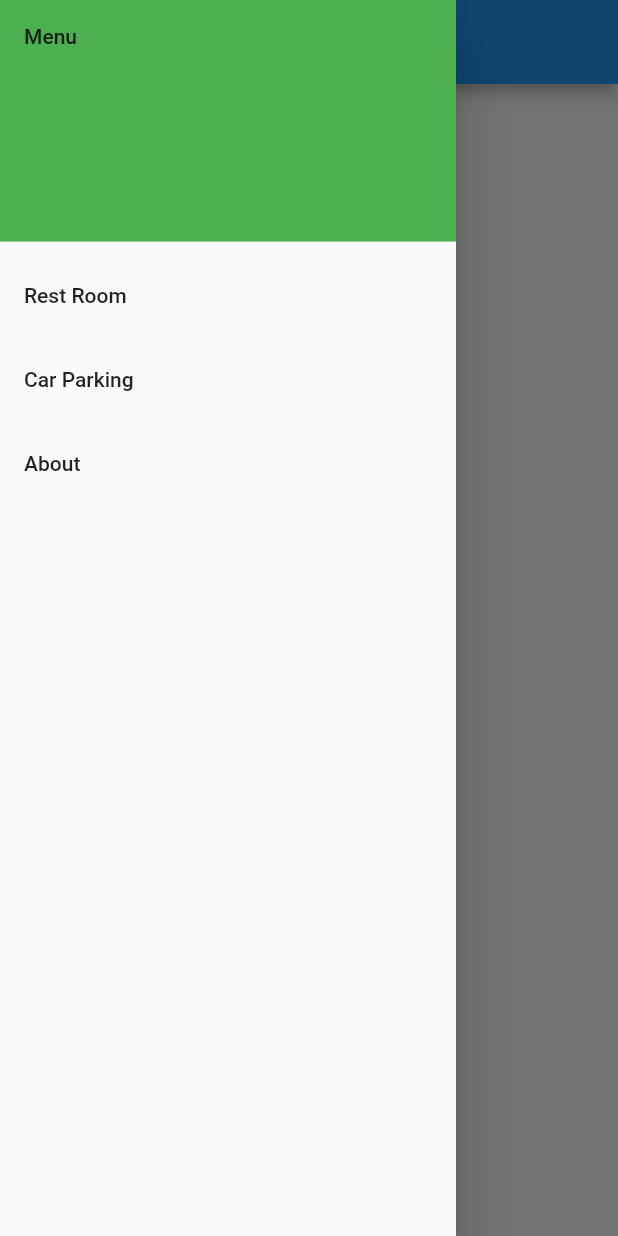
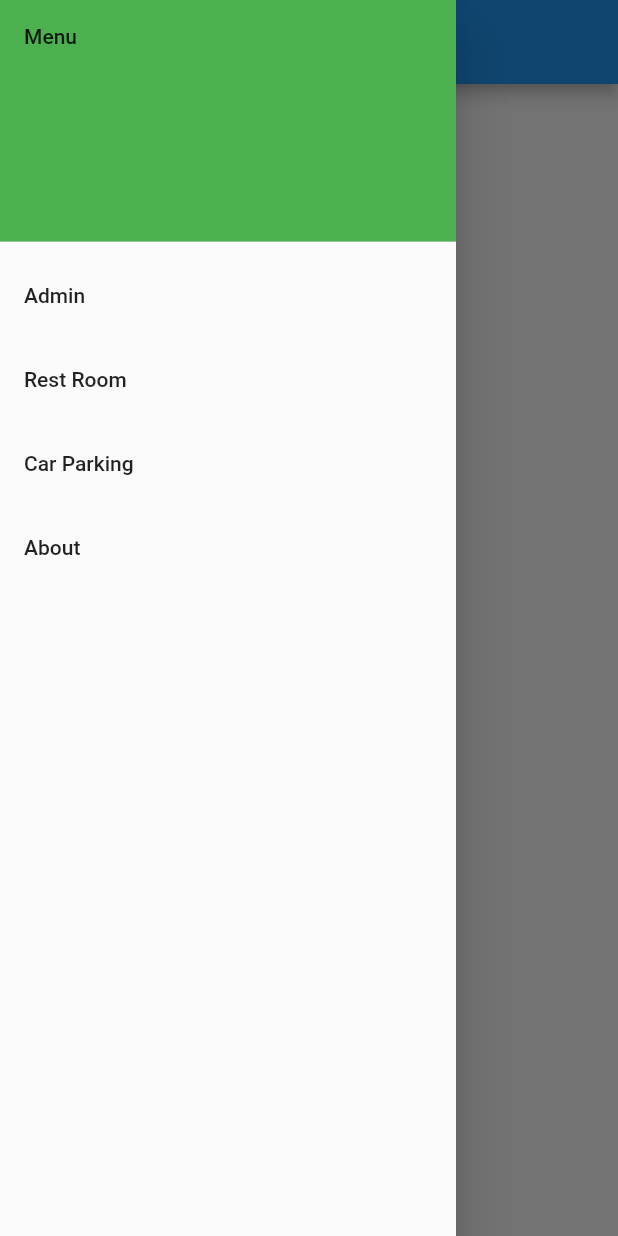
Before and after one commit to Sathyananth/swdc_in, a Flutter app: the screen it shows after launch, with the side drawer open, on a phone screen of 412 x 824 dp. Run offline on Flutter 3.47's test engine with Material 2 defaults, Android fonts, the phone set to English and light mode, and no system bars; our stand-ins replace firebase_database; accounts and stored records are empty.

```diff
--- a/lib/main.dart
+++ b/lib/main.dart
@@ -1,84 +1,35 @@
 import 'package:flutter/material.dart';
-import 'package:swdc_in/pages/RestRoom.dart';
+
+import 'package:swdc_in/pages/mthome.dart';
+import 'package:swdc_in/pages/adminlogin.dart';
+import 'package:swdc_in/pages/restroom.dart';
+import 'package:swdc_in/pages/carparking.dart';
+import 'package:swdc_in/pages/appabout.dart';
+
 void main() => runApp(MyApp());
 
 class MyApp extends StatelessWidget {
-  // This widget is the root of your application.
 
   final appTitle = 'SWDC-IN';
 
   @override
   Widget build(BuildContext context) {
     return MaterialApp(
-      title: appTitle,
+      title: 'SWDC-IN',
+      debugShowCheckedModeBanner: false,
       theme: ThemeData(
         primarySwatch: Colors.blue,
       ),
-      home: MyHomePage(title: appTitle),
+
+      initialRoute: '/',
+      routes: {
+        '/': (context) => MyHomePage(title: 'SWDC-IN'),
+        '/admin': (context) => AdminLoginRoute(),
+        '/restroom': (context) => RestRoomRoute(),
+        '/carparking': (context) => CarParkingRoute(),
+        '/about': (context) => AppAboutRoute(),
+      },
+//      home: MyHomePage(title: appTitle),
     );
   }
 }
-
-class MyHomePage extends StatelessWidget {
-
-  final String title;
-
-  MyHomePage({Key key, this.title}) : super(key: key);
-
-  @override
-  Widget build(BuildContext context) {
-    return Scaffold(
-      appBar: AppBar(title: Text(title)),
-      body: Center(child: Text('Welcome!')),
-      drawer: Drawer(
-        // Add a ListView to the drawer. This ensures the user can scroll
-        // through the options in the drawer if there isn't enough vertical
-        // space to fit everything.
-        child: ListView(
-          // Important: Remove any padding from the ListView.
-          padding: EdgeInsets.zero,
-          children: <Widget>[
-            DrawerHeader(
-              child: Text('Menu'),
-              decoration: BoxDecoration(
-                color: Colors.green,
-              ),
-            ),
-            ListTile(
-              title: Text('Rest Room'),
-              onTap: () {
-
-                Navigator.push(
-                  context,
-                  MaterialPageRoute(builder: (context) => SecondRoute()),
-                );
-                // Update the state of the app
-                // ...
-                // Then close the drawer
-//                Navigator.pop(context);
-              },
-            ),
-            ListTile(
-              title: Text('Car Parking'),
-              onTap: () {
-                // Update the state of the app
-                // ...
-                // Then close the drawer
-                Navigator.pop(context);
-              },
-            ),
-            ListTile(
-              title: Text('About'),
-              onTap: () {
-                // Update the state of the app
-                // ...
-                // Then close the drawer
-                Navigator.pop(context);
-              },
-            ),
-          ],
-        ),
-      ),
-    );
-  }
-}
--- /dev/null
+++ b/lib/models/room.dart
@@ -0,0 +1,21 @@
+import 'package:firebase_database/firebase_database.dart';
+
+class Room {
+  String key;
+  String room;
+  bool status;
+
+  Room(this.room, this.status);
+
+  Room.fromSnapshot(DataSnapshot snapshot) :
+        key = snapshot.key,
+        room = snapshot.value["roomname"],
+        status = snapshot.value["status"];
+
+  toJson() {
+    return {
+      "roomname": room,
+      "status": status,
+    };
+  }
+}
--- a/lib/pages/RestRoom.dart
+++ b/lib/pages/appabout.dart
@@ -1,11 +1,11 @@
 import 'package:flutter/material.dart';
 
-class SecondRoute extends StatelessWidget {
+class AppAboutRoute extends StatelessWidget {
   @override
   Widget build(BuildContext context) {
     return Scaffold(
       appBar: AppBar(
-        title: Text("Second Route"),
+        title: Text("About"),
       ),
       body: Center(
         child: RaisedButton(
--- /dev/null
+++ b/lib/pages/mthome.dart
@@ -0,0 +1,55 @@
+import 'package:flutter/material.dart';
+
+class MyHomePage extends StatelessWidget {
+
+  final String title;
+
+  MyHomePage({Key key, this.title}) : super(key: key);
+
+  @override
+  Widget build(BuildContext context) {
+    return Scaffold(
+      appBar: AppBar(title: Text(title ?? 'SWDC-IN')),
+      body: Center(child: Text('Welcome!')),
+      drawer: Drawer(
+
+        child: ListView(
+
+          padding: EdgeInsets.zero,
+          children: <Widget>[
+            DrawerHeader(
+              child: Text('Menu'),
+              decoration: BoxDecoration(
+                color: Colors.green,
+              ),
+            ),
+            ListTile(
+              title: Text('Admin'),
+              onTap: () {
+                Navigator.pushNamed(context, '/admin');
+              },
+            ),
+            ListTile(
+              title: Text('Rest Room'),
+              onTap: () {
+                Navigator.pushNamed(context, '/restroom');
+              },
+            ),
+            ListTile(
+              title: Text('Car Parking'),
+              onTap: () {
+                Navigator.pushNamed(context, '/carparking');
+              },
+            ),
+            ListTile(
+              title: Text('About'),
+              onTap: () {
+                Navigator.pushNamed(context, '/about');
+              },
+            ),
+          ],
+        ),
+      ),
+    );
+  }
+}
--- a/pubspec.yaml
+++ b/pubspec.yaml
@@ -24,6 +24,7 @@ dependencies:
   # Use with the CupertinoIcons class for iOS style icons.
   cupertino_icons: ^0.1.2
   cloud_firestore: ^0.13.0+1
+  firebase_database: ^3.0.7
 
 dev_dependencies:
   flutter_test:
```
Also changed, not shown: lib/pages/adminlogin.dart (added, +20 -0 lines), lib/pages/carparking.dart (added, +20 -0 lines), lib/pages/restroom.dart (added, +125 -0 lines), lib/firebase/util.dart (added), lib/pages/login.dart (deleted), 1 other file.
